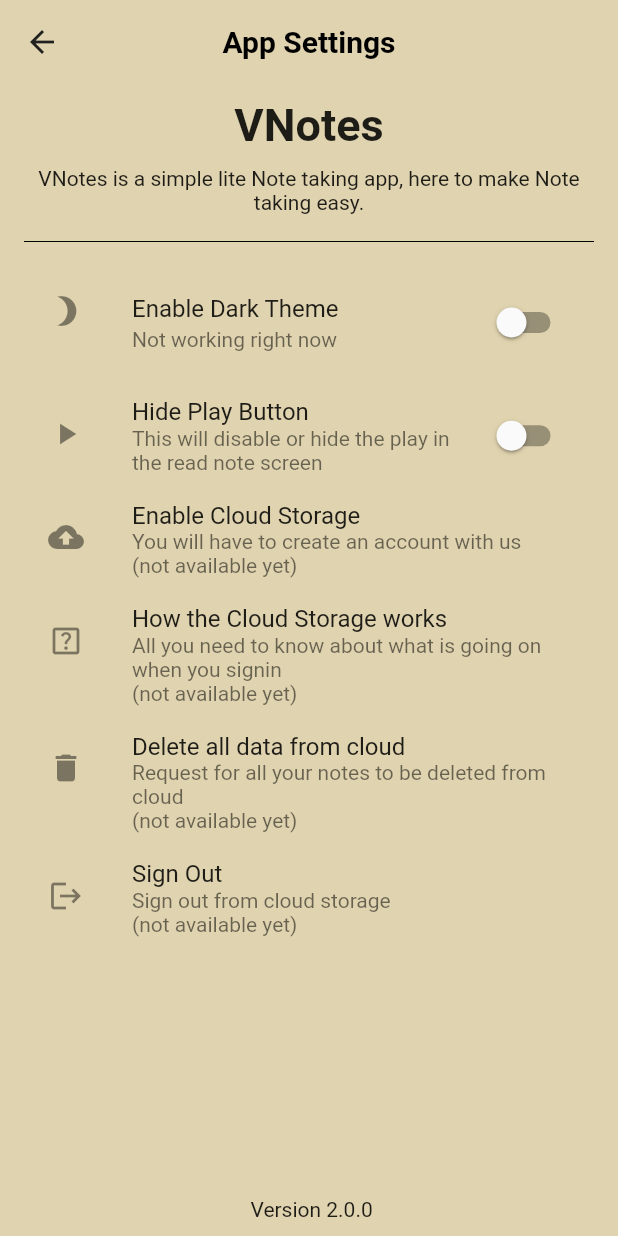
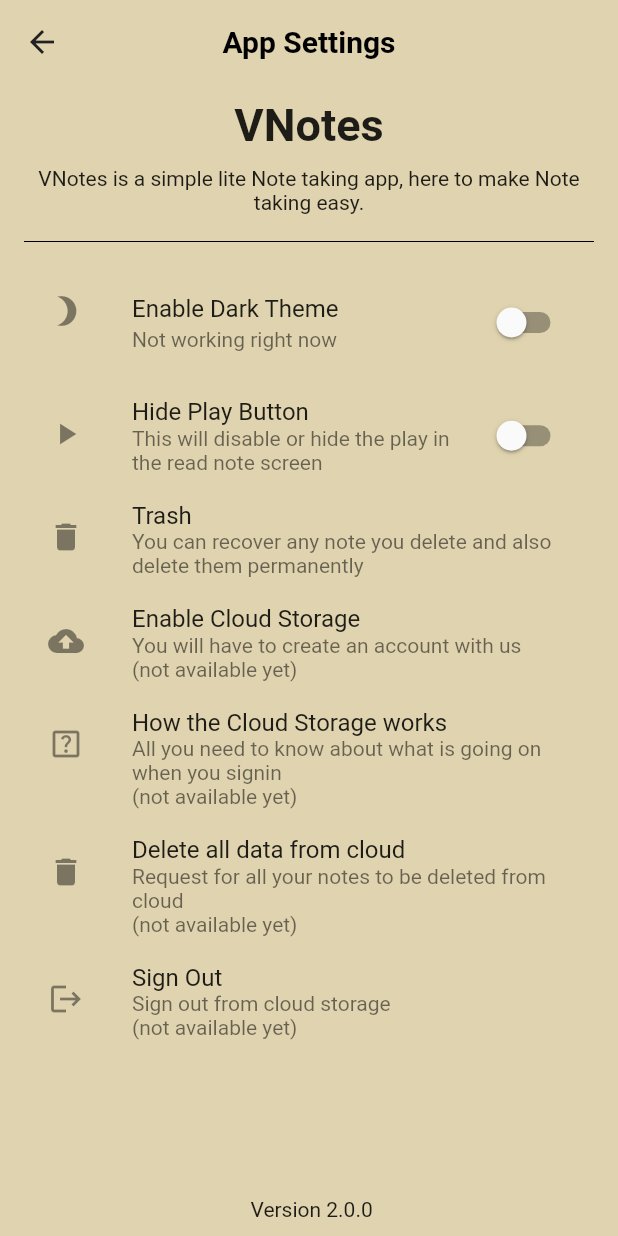
Before and after one commit to quiet-programmer/hive_note_app, a Flutter app: the screen it shows after launch, after a tap on the "settings" icon, on a phone screen of 412 x 824 dp. Run offline on Flutter 3.47's test engine with Material 2 defaults, Android fonts, the phone set to English and light mode, and no system bars; our stand-ins replace flutter_tts, fluttertoast, hive, hive_flutter, logger, package_info and 1 more; missing offline and left inert: new_version; accounts and stored records are empty.

Commit message:
trying to add delete functionality

```diff
--- a/lib/app/screens/home.dart
+++ b/lib/app/screens/home.dart
@@ -142,7 +142,7 @@ class _HomeState extends State<Home> {
               onPressed: () {
                 Navigator.of(context).pop();
                 Navigator.of(context).push(MySlide(builder: (_) {
-                  return CreateNoteScreen();
+                  return const CreateNoteScreen();
                 }));
               },
               icon: const Icon(
@@ -152,7 +152,7 @@ class _HomeState extends State<Home> {
           IconButton(
             onPressed: () {
               Navigator.of(context).push(MaterialPageRoute(builder: (_) {
-                return SettingsScreen();
+                return const SettingsScreen();
               }));
             },
             icon: const Icon(
@@ -176,7 +176,7 @@ class _HomeState extends State<Home> {
               onPressed: () {
                 Navigator.of(context).pop();
                 Navigator.of(context).push(MySlide(builder: (_) {
-                  return CreateNoteScreen();
+                  return const CreateNoteScreen();
                 }));
               },
               backgroundColor: Colors.white60,
--- a/lib/app/screens/settings_screen.dart
+++ b/lib/app/screens/settings_screen.dart
@@ -118,6 +118,24 @@ class _SettingsScreenState extends State<SettingsScreen> {
                         height: 10,
                       ),
                       ListTile(
+                        leading: const Icon(Icons.delete),
+                        title: const Text(
+                          'Trash',
+                          style: TextStyle(),
+                        ),
+                        subtitle: const Text(
+                          'You can recover any note you delete and'
+                              ' also delete them permanently',
+                          style: TextStyle(),
+                        ),
+                        onTap: () {
+                          // _authService.signUpWithGoogle(context);
+                        },
+                      ),
+                      const SizedBox(
+                        height: 10,
+                      ),
+                      ListTile(
                         leading: const Icon(Icons.cloud_upload),
                         title: const Text(
                           'Enable Cloud Storage',
--- a/lib/custom_theme.dart
+++ b/lib/custom_theme.dart
@@ -4,15 +4,14 @@ import 'package:note_app/const_values.dart';
 ThemeData buildLightTheme() => ThemeData.light().copyWith(
       cardColor: Colors.white,
       backgroundColor: Colors.grey[100],
-      accentColor: Colors.grey[800],
       scaffoldBackgroundColor: backColor,
-      iconTheme: IconThemeData(
+      iconTheme: const IconThemeData(
         color: defaultBlack,
       ),
-      cardTheme: CardTheme(
+      cardTheme: const CardTheme(
         color: Colors.white,
       ),
-      dialogTheme: DialogTheme(
+      dialogTheme: const DialogTheme(
         backgroundColor: backColor,
         titleTextStyle: TextStyle(
           color: Colors.black,
@@ -25,17 +24,14 @@ ThemeData buildLightTheme() => ThemeData.light().copyWith(
       dividerColor: defaultBlack,
       appBarTheme: AppBarTheme(
         centerTitle: true,
-        brightness: Brightness.dark,
         elevation: 0.0,
         shadowColor: Colors.transparent,
         color: Colors.transparent,
-        textTheme: TextTheme(
-          headline6: TextStyle(
+        titleTextStyle: const TextStyle(
             fontSize: 20,
             fontWeight: FontWeight.bold,
             color: Colors.black,
           ),
-        ),
         iconTheme: IconThemeData(
           color: Colors.grey[900],
         ),
@@ -47,10 +43,9 @@ ThemeData buildLightTheme() => ThemeData.light().copyWith(
 ThemeData buildDarkTheme() => ThemeData.dark().copyWith(
       cardColor: Colors.grey[850],
       backgroundColor: Colors.grey[900],
-      accentColor: Colors.grey[400],
       scaffoldBackgroundColor: darkColor,
       dividerColor: defaultWhite,
-      iconTheme: IconThemeData(
+      iconTheme: const IconThemeData(
         color: defaultWhite,
       ),
       cardTheme: CardTheme(
@@ -58,11 +53,11 @@ ThemeData buildDarkTheme() => ThemeData.dark().copyWith(
       ),
       dialogTheme: DialogTheme(
         backgroundColor: Colors.grey[900],
-        titleTextStyle: TextStyle(
+        titleTextStyle: const TextStyle(
           color: Colors.white,
           fontWeight: FontWeight.bold,
         ),
-        contentTextStyle: TextStyle(
+        contentTextStyle: const TextStyle(
           color: Colors.white,
         ),
       ),
@@ -76,15 +71,12 @@ ThemeData buildDarkTheme() => ThemeData.dark().copyWith(
       ),
       appBarTheme: AppBarTheme(
         centerTitle: true,
-        brightness: Brightness.dark,
         elevation: 0.0,
-        textTheme: TextTheme(
-          headline6: TextStyle(
+        titleTextStyle: const TextStyle(
             fontSize: 20,
             fontWeight: FontWeight.bold,
             color: Colors.white,
           ),
-        ),
         color: Colors.grey[900],
         iconTheme: IconThemeData(
           color: Colors.grey[400],
```
